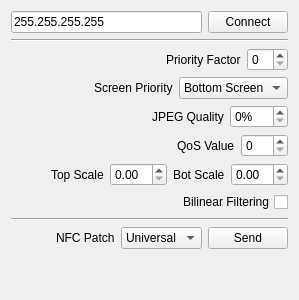
Qt form src/mainwindow.ui (BoltsJ/cuteNTR) before a commit.
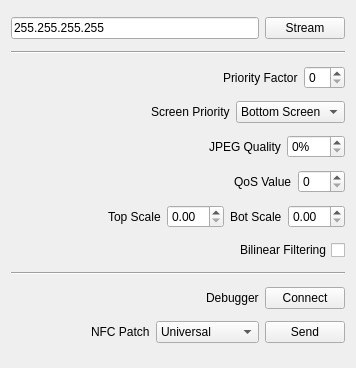
The same form after that commit.

Commit message:
Further restructuring of NTR debugger.
Improve signaling and slots.  Add state to Ntr and StreamWorker that are
signalled when connected and disconnected.  Try to reduce the total
number of connections.

Add separate button for debugging separate from streaming. Add Pokemon
Sun and Moon NFC patch.

Add condition on StreamWindow to close the window when scale is set to
0.

The edit to the form file:
```diff
--- a/src/mainwindow.ui
+++ b/src/mainwindow.ui
@@ -2,6 +2,14 @@
 <ui version="4.0">
  <class>MainWindow</class>
  <widget class="QMainWindow" name="MainWindow">
+  <property name="geometry">
+   <rect>
+    <x>0</x>
+    <y>0</y>
+    <width>356</width>
+    <height>368</height>
+   </rect>
+  </property>
   <property name="windowTitle">
    <string>cuteNTR</string>
   </property>
@@ -17,9 +25,9 @@
        </widget>
       </item>
       <item>
-       <widget class="QPushButton" name="connectButton">
+       <widget class="QPushButton" name="streamButton">
         <property name="text">
-         <string>Connect</string>
+         <string>Stream</string>
         </property>
        </widget>
       </item>
@@ -248,6 +256,37 @@
       </property>
      </widget>
     </item>
+    <item>
+     <layout class="QHBoxLayout" name="horizontalLayout_9">
+      <item>
+       <spacer name="horizontalSpacer_8">
+        <property name="orientation">
+         <enum>Qt::Horizontal</enum>
+        </property>
+        <property name="sizeHint" stdset="0">
+         <size>
+          <width>40</width>
+          <height>20</height>
+         </size>
+        </property>
+       </spacer>
+      </item>
+      <item>
+       <widget class="QLabel" name="label">
+        <property name="text">
+         <string>Debugger</string>
+        </property>
+       </widget>
+      </item>
+      <item>
+       <widget class="QPushButton" name="connectButton">
+        <property name="text">
+         <string>Connect</string>
+        </property>
+       </widget>
+      </item>
+     </layout>
+    </item>
     <item>
      <layout class="QHBoxLayout" name="horizontalLayout">
       <item>
@@ -277,6 +316,11 @@
           <string>Universal</string>
          </property>
         </item>
+        <item>
+         <property name="text">
+          <string>Pokemon SM</string>
+         </property>
+        </item>
        </widget>
       </item>
       <item>
@@ -288,19 +332,6 @@
       </item>
      </layout>
     </item>
-    <item>
-     <spacer name="verticalSpacer">
-      <property name="orientation">
-       <enum>Qt::Vertical</enum>
-      </property>
-      <property name="sizeHint" stdset="0">
-       <size>
-        <width>20</width>
-        <height>40</height>
-       </size>
-      </property>
-     </spacer>
-    </item>
    </layout>
   </widget>
  </widget>
```
The commit also changes 10 other files.
